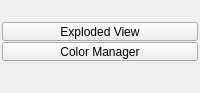
Old version of the form tentacle/ui/display.ui in the repository m3trik/tentacle.
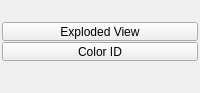
New version of the form. Custom widgets are drawn as their Qt base class.

Commit message:
feat: Global Shortcuts button + marking-menu binding centralized in uitk; repeat-last consolidation; Color ID + Shortcut Editor terminology
Settings: single Global Shortcuts button opens sb.editors.show('global_shortcuts');
Menu Bindings combos bind by gesture (get/set_route_target). Repeat-last folded
onto the uitk repeat_last_command (fixes 5x-ambiguous QShortcut); ships unbound.
Hotkey Editor -> Shortcut Editor (editors.show('shortcut')); Color Manager -> Color ID.

```diff
--- a/tentacle/ui/display.ui
+++ b/tentacle/ui/display.ui
@@ -109,7 +109,7 @@
          <string>Open the color manager window.</string>
         </property>
         <property name="text">
-         <string>Color Manager</string>
+         <string>Color ID</string>
         </property>
        </widget>
       </item>
```
Left out of the diff: 2 changed lines with no effect on the pictures. The commit also changes 18 other files.
